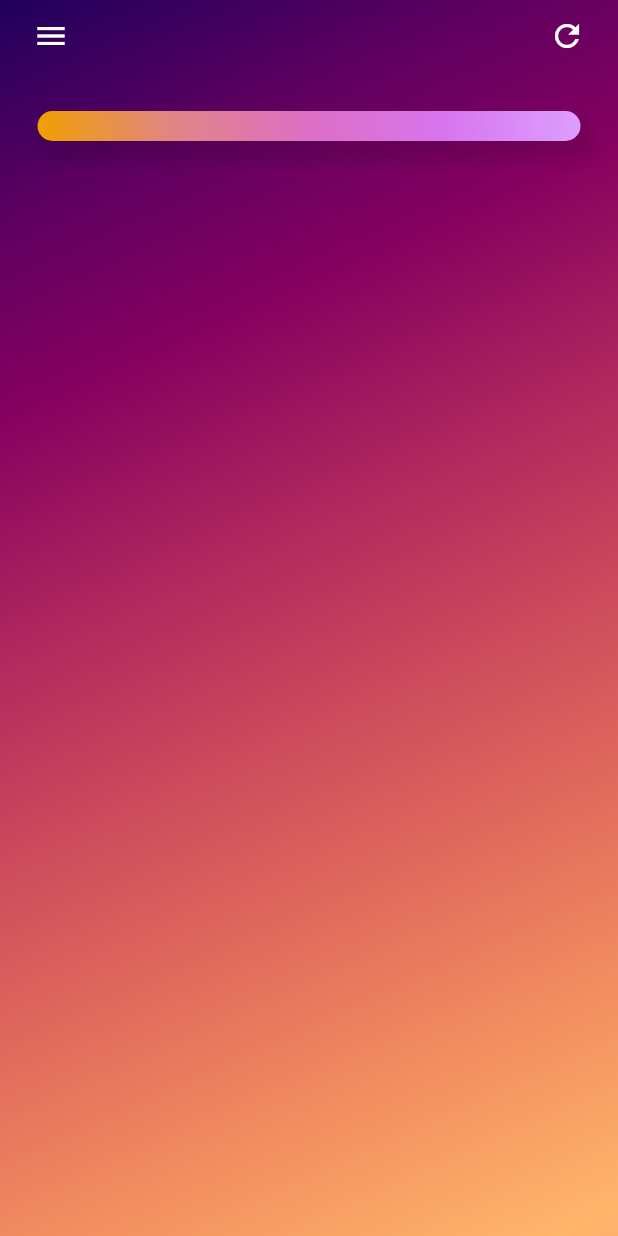
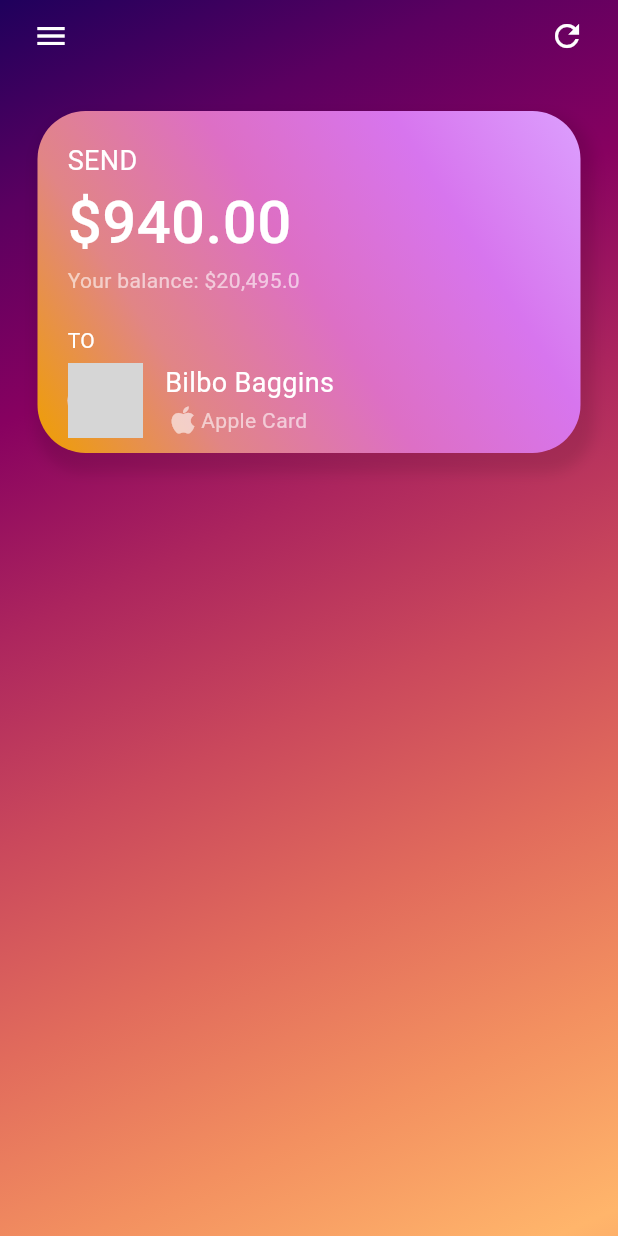
Before and after one commit to mateuszkasprzak94/custom_ui, a Flutter app: the screen it shows after launch, on a phone screen of 412 x 824 dp. Run offline on Flutter 3.47's test engine with Material 2 defaults, Android fonts, the light colour scheme and no system bars; missing offline and left inert: custom_switch_widget; network calls fail; grey boxes are pictures that could not be loaded.

Commit message:
Finish First Widget

```diff
--- a/lib/pages/bank_two.dart
+++ b/lib/pages/bank_two.dart
@@ -56,7 +56,22 @@ class _BankTwoState extends State<BankTwo> {
                     ],
                   ),
                 ),
-                Container(
+                const FirstWidget(),
+              ],
+            ),
+          )),
+    );
+  }
+}
+
+class FirstWidget extends StatelessWidget {
+  const FirstWidget({
+    super.key,
+  });
+
+  @override
+  Widget build(BuildContext context) {
+    return Container(
       margin: const EdgeInsets.symmetric(
             horizontal: 25,
             vertical: 10,
@@ -90,11 +105,99 @@ class _BankTwoState extends State<BankTwo> {
           ),
         ],
       ),
-                  child: const Column(),
+      child: Column(
+        children: [
+          Row(
+            mainAxisAlignment: MainAxisAlignment.spaceBetween,
+            children: [
+              Padding(
+                padding: const EdgeInsets.only(left: 10, top: 10),
+                child: Column(
+                  crossAxisAlignment: CrossAxisAlignment.start,
+                  children: [
+                    const Text(
+                      'SEND',
+                      style: TextStyle(
+                        color: Colors.white,
+                        fontSize: 18,
                       ),
+                    ),
+                    const Text(
+                      '\$940.00',
+                      style: TextStyle(
+                          color: Colors.white,
+                          fontSize: 40,
+                          fontWeight: FontWeight.w500),
+                    ),
+                    Text(
+                      'Your balance: \$20,495.0',
+                      style: TextStyle(
+                        color: Colors.white.withOpacity(0.6),
+                      ),
+                    )
                   ],
                 ),
-          )),
+              )
+            ],
+          ),
+          const SizedBox(height: 20),
+          const Row(
+            children: [
+              Padding(
+                padding: EdgeInsets.only(left: 10),
+                child: Text(
+                  'TO',
+                  style: TextStyle(
+                    color: Colors.white,
+                  ),
+                ),
+              )
+            ],
+          ),
+          const SizedBox(height: 5),
+          Padding(
+            padding: const EdgeInsets.only(left: 10),
+            child: Row(
+              children: [
+                const SizedBox(
+                  width: 50,
+                  height: 50,
+                  child: CircleAvatar(
+                    foregroundImage: NetworkImage(
+                        'https://fwcdn.pl/fcp/22/42/662242/12561.1.jpg'),
+                  ),
+                ),
+                Padding(
+                  padding: const EdgeInsets.only(left: 15),
+                  child: Column(
+                    crossAxisAlignment: CrossAxisAlignment.start,
+                    children: [
+                      const Text(
+                        'Bilbo Baggins',
+                        style: TextStyle(color: Colors.white, fontSize: 18),
+                      ),
+                      Row(
+                        children: [
+                          Icon(
+                            Icons.apple,
+                            color: Colors.white.withOpacity(0.6),
+                          ),
+                          Text(
+                            'Apple Card',
+                            style: TextStyle(
+                              color: Colors.white.withOpacity(0.6),
+                            ),
+                          )
+                        ],
+                      )
+                    ],
+                  ),
+                )
+              ],
+            ),
+          )
+        ],
+      ),
     );
   }
 }
```
Lines whose indentation alone changed are shown as unchanged.
